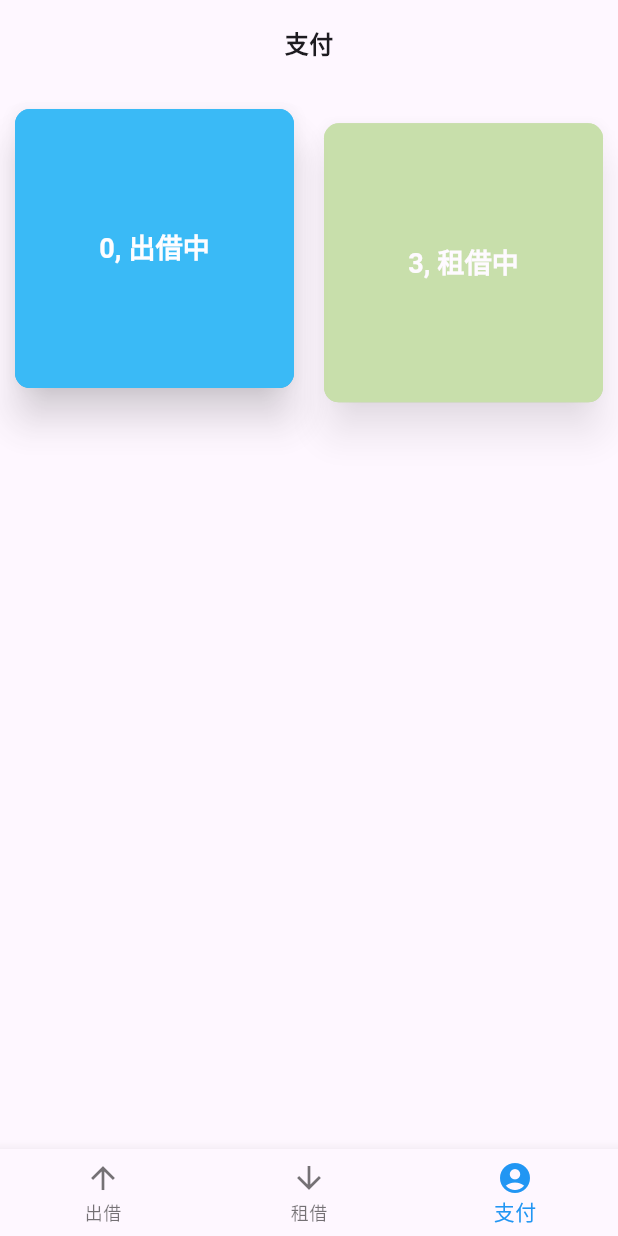
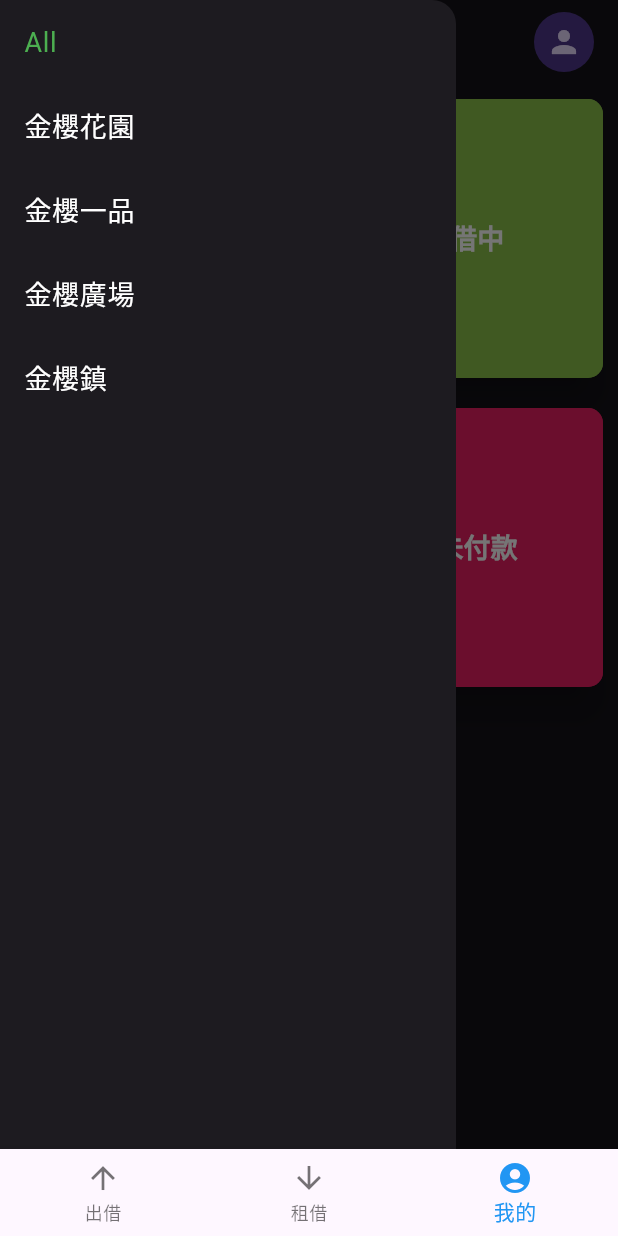
Before and after one commit to Syana6/ParkPals, a Flutter app: the screen it shows after launch, item 3 of the bottom bar chosen, with the side drawer open (before the commit the screen has no drawer), on a phone screen of 412 x 824 dp. Run offline on Flutter 3.47's test engine with Material 3 defaults, Android fonts, the phone set to English and light mode, and no system bars; our stand-ins replace dio, dropdown_button2; missing offline and left inert: ej_selector, omni_datetime_picker; Roboto replaces fonts that are missing (WorkSans).

Commit message:
”我的“頁面設定

```diff
--- a/lib/main.dart
+++ b/lib/main.dart
@@ -131,7 +131,7 @@ class _HomePageState extends State<HomePage> with TickerProviderStateMixin {
         ),
         BottomNavigationBarItem(
           icon: Icon(Icons.account_circle),
-          label: '支付',
+          label: '我的',
         ),
       ],
       currentIndex: _currentIndex,
--- a/lib/myParkingView/parking_home_screen.dart
+++ b/lib/myParkingView/parking_home_screen.dart
@@ -1,6 +1,7 @@
 import 'package:flutter/material.dart';
 import '../apis/fakeData.dart';
 import 'models/responseModels/responseModels/res_parking_space_info.dart';
+import 'parking_screen_theme.dart';
 import 'ui_view/parking_community.dart';
 
 // 出借：顯示上架車位社區的頁面
@@ -37,6 +38,7 @@ class _listParkings extends State<parkingHome>
 
   Widget build(BuildContext context) {
     return Scaffold(
+      backgroundColor: ParkingScreenTheme.background,
       appBar: AppBar(
         title: const Text('我的社區'),
       ),
--- a/lib/myPaymentView/ui_view/my_payment_screen.dart
+++ b/lib/myPaymentView/ui_view/my_payment_screen.dart
@@ -1,16 +1,29 @@
 import 'package:flutter/material.dart';
+import '../my_payment_screen_theme.dart';
 
 // 顯示支付頁面
 // 確認目前出借中數量、租借中數量、收款、付款狀態
 // 並可進行相關付款操作
 class PaymentScreen extends StatefulWidget {
-  const PaymentScreen({Key? key, this.mainScreenAnimationController})
+  PaymentScreen({Key? key, this.mainScreenAnimationController})
       : super(key: key);
   final AnimationController? mainScreenAnimationController;
 
   @override
   _PaymentScreenState createState() => _PaymentScreenState();
 }
+
+final GlobalKey<ScaffoldState> _scaffoldKey = GlobalKey<ScaffoldState>();
+int _menuItemsSelectedIndex = 0;
+enum Menu { itemOne, itemTwo, itemThree }
+
+final List<String> _menuItems = <String>[
+  'All',
+  '金櫻花園',
+  '金櫻一品',
+  '金櫻廣場',
+  '金櫻鎮',
+];
 
 class _PaymentScreenState extends State<PaymentScreen>
     with TickerProviderStateMixin {
@@ -23,10 +36,45 @@ class _PaymentScreenState extends State<PaymentScreen>
 
   @override
   Widget build(BuildContext context) {
-    return Scaffold(
+    final width = MediaQuery.of(context).size.width;
+    final bool isLargeScreen = width > 800;
+
+    return Theme(
+      data: ThemeData.dark(),
+      child: Scaffold(
+        key: _scaffoldKey,
         appBar: AppBar(
-        title: const Text('支付'),
+          backgroundColor: Colors.transparent,
+          elevation: 0,
+          titleSpacing: 0,
+          leading: isLargeScreen
+              ? null
+              : IconButton(
+                  icon: const Icon(Icons.menu),
+                  onPressed: () => _scaffoldKey.currentState?.openDrawer(),
                 ),
+          title: Padding(
+            padding: const EdgeInsets.symmetric(horizontal: 16.0),
+            child: Row(
+              mainAxisAlignment: MainAxisAlignment.center,
+              children: [
+                const Text(
+                  "支付 / 狀態",
+                  style: TextStyle(
+                      color: Colors.green, fontWeight: FontWeight.bold),
+                ),
+                if (isLargeScreen) Expanded(child: _navBarItems())
+              ],
+            ),
+          ),
+          actions: const [
+            Padding(
+              padding: EdgeInsets.only(right: 16.0),
+              child: CircleAvatar(child: _ProfileIcon()),
+            )
+          ],
+        ),
+        drawer: isLargeScreen ? null : _drawer(),
         body: Center(
           child: Padding(
             padding: const EdgeInsets.all(10.0),
@@ -36,11 +84,12 @@ class _PaymentScreenState extends State<PaymentScreen>
               mainAxisSpacing: 20.0, // 垂直間距
               childAspectRatio: 1.0, // 寬高比1:1，形成正方形
               children: [
-              _buildButton('0, 出借中', Colors.lightBlue, 1),
-              _buildButton('3, 租借中', Colors.lightGreen, 2),
-              _buildButton('待確認收款', Colors.orange, 3),
+                _buildButton('上架中', Colors.lightBlue, 1),
+                _buildButton('租借中', Colors.lightGreen, 2),
+                _buildButton('已收款', Colors.orange, 3),
                 _buildButton('尚未付款', Colors.pink, 4),
               ],
+            ),
           ),
         ),
       ),
@@ -91,4 +140,87 @@ class _PaymentScreenState extends State<PaymentScreen>
                   )));
         });
   }
+
+  Widget _drawer() => Drawer(
+        child: ListView(
+          children: _menuItems
+              .asMap()
+              .entries
+              .map((item) => ListTile(
+                    onTap: () {
+                      _scaffoldKey.currentState?.openEndDrawer();
+                      setState(() {
+                        _menuItemsSelectedIndex = item.key;
+                      });
+                    },
+                    title: Text(
+                      item.value,
+                      style: TextStyle(
+                        fontSize: 18,
+                        color: _menuItemsSelectedIndex == item.key
+                          ? Colors.green // 選中時的顏色
+                          : Colors.white, // 未選中時的顏色
+                      ),
+                    ),
+                  ))
+              .toList(),
+        ),
+      );
+
+  Widget _navBarItems() => Row(
+        mainAxisAlignment: MainAxisAlignment.end,
+        crossAxisAlignment: CrossAxisAlignment.center,
+        children: _menuItems
+            .asMap()
+            .entries
+            .map(
+              (item) => InkWell(
+                onTap: () {
+                  setState(() {
+                    _menuItemsSelectedIndex = item.key;
+                  });
+                },
+                child: Padding(
+                  padding: const EdgeInsets.symmetric(
+                      vertical: 24.0, horizontal: 16),
+                  child: Text(
+                    item.value,
+                    style: TextStyle(
+                      fontSize: 18,
+                      color: _menuItemsSelectedIndex == item.key
+                        ? Colors.green // 選中時的顏色
+                        : Colors.blue, // 未選中時的顏色
+                    ),
+                  ),
+                ),
+              ),
+            )
+            .toList(),
+      );
 }
+
+class _ProfileIcon extends StatelessWidget {
+  const _ProfileIcon({Key? key}) : super(key: key);
+
+  @override
+  Widget build(BuildContext context) {
+    return PopupMenuButton<Menu>(
+        icon: const Icon(Icons.person),
+        offset: const Offset(0, 40),
+        onSelected: (Menu item) {},
+        itemBuilder: (BuildContext context) => <PopupMenuEntry<Menu>>[
+              const PopupMenuItem<Menu>(
+                value: Menu.itemOne,
+                child: Text('帳號'),
+              ),
+              const PopupMenuItem<Menu>(
+                value: Menu.itemTwo,
+                child: Text('設定'),
+              ),
+              const PopupMenuItem<Menu>(
+                value: Menu.itemThree,
+                child: Text('以上都考慮可能不使用'),
+              ),
+            ]);
+  }
+}
--- a/lib/toRentView/rent_screen_widges/notify_screen.dart
+++ b/lib/toRentView/rent_screen_widges/notify_screen.dart
@@ -76,8 +76,8 @@ class NotifyScreen extends StatelessWidget {
               return NotifyListItemWidget(notify: notifyList[index]);
             },
           ),
-          // TabBars
-          const CustomTabBarsPage(),
+          // 一般通知、系統通知
+          const NotifyTabBars(),
           SizedBox( // 避免被下面狀態欄覆蓋
             height: MediaQuery.of(context).padding.bottom,
           )
@@ -87,7 +87,7 @@ class NotifyScreen extends StatelessWidget {
   }
 }
 
-// 顯示「租借」訊息
+// 顯示「一般通知」訊息
 class NotifyListItemWidget extends StatelessWidget {
   final NotifyListItem notify;
 
--- a/lib/toRentView/rent_screen_widges/notify_tabbar.dart
+++ b/lib/toRentView/rent_screen_widges/notify_tabbar.dart
@@ -1,23 +1,21 @@
-// 顯示Tab Bard 「租借」、「出借」、「系統通知」
+// 顯示Tab Bard 「一般通知」、「系統通知」
 import 'package:flutter/material.dart';
-
 import '../to_rent_screen_theme.dart';
 
-class CustomTabBarsPage extends StatefulWidget {
-  const CustomTabBarsPage({super.key});
+class NotifyTabBars extends StatefulWidget {
+  const NotifyTabBars({super.key});
 
   @override
-  State<CustomTabBarsPage> createState() => _CustomTabBarsPageState();
+  State<NotifyTabBars> createState() => _NotifyTabBarsState();
 }
 
-class _CustomTabBarsPageState extends State<CustomTabBarsPage>
+class _NotifyTabBarsState extends State<NotifyTabBars>
     with SingleTickerProviderStateMixin {
   late TabController _tabController;
 
   final _selectedColor = const Color(0xff1a73e8);
   final _tabs = const [
-    Tab(text: '   租借   '),
-    Tab(text: '   出借   '),
+    Tab(text: '  一般通知  '),
     Tab(text: '  系統通知  '),
   ];
 
```
Also changed, not shown: lib/myParkingView/parking_screen_theme.dart (+105 -0 lines). Lines whose indentation alone changed are shown as unchanged.
